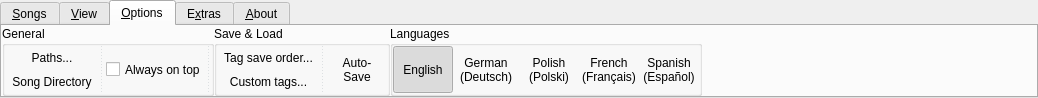
Before: the Qt Designer form uman/src/ribbon/QURibbonBar.ui in UltraStar-Deluxe/UltraStar-Manager, drawn with Qt 5.
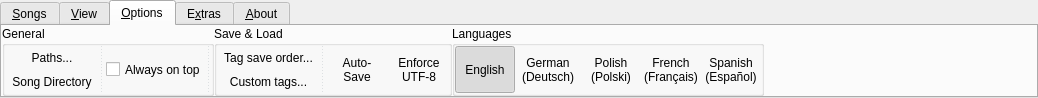
After: the same form once the commit is applied. Icons and pictures are not drawn.

Patch:
```diff
--- a/uman/src/ribbon/QURibbonBar.ui
+++ b/uman/src/ribbon/QURibbonBar.ui
@@ -1118,6 +1118,45 @@
          </property>
         </widget>
        </item>
+       <item>
+        <widget class="QToolButton" name="encodeUTF8Btn">
+         <property name="sizePolicy">
+          <sizepolicy hsizetype="Preferred" vsizetype="Preferred">
+           <horstretch>0</horstretch>
+           <verstretch>0</verstretch>
+          </sizepolicy>
+         </property>
+         <property name="minimumSize">
+          <size>
+           <width>60</width>
+           <height>0</height>
+          </size>
+         </property>
+         <property name="toolTip">
+          <string>Enforce UTF-8 output encoding. Note that this might break compatibility with older versions of UltraStar.</string>
+         </property>
+         <property name="text">
+          <string>Enforce
+UTF-8</string>
+         </property>
+         <property name="icon">
+          <iconset resource="../resources/uman.qrc">
+           <normaloff>:/control/encodeUTF8.png</normaloff>:/control/encodeUTF8.png</iconset>
+         </property>
+         <property name="checkable">
+          <bool>true</bool>
+         </property>
+         <property name="checked">
+          <bool>false</bool>
+         </property>
+         <property name="toolButtonStyle">
+          <enum>Qt::ToolButtonTextUnderIcon</enum>
+         </property>
+         <property name="autoRaise">
+          <bool>true</bool>
+         </property>
+        </widget>
+       </item>
       </layout>
      </widget>
     </item>
```
